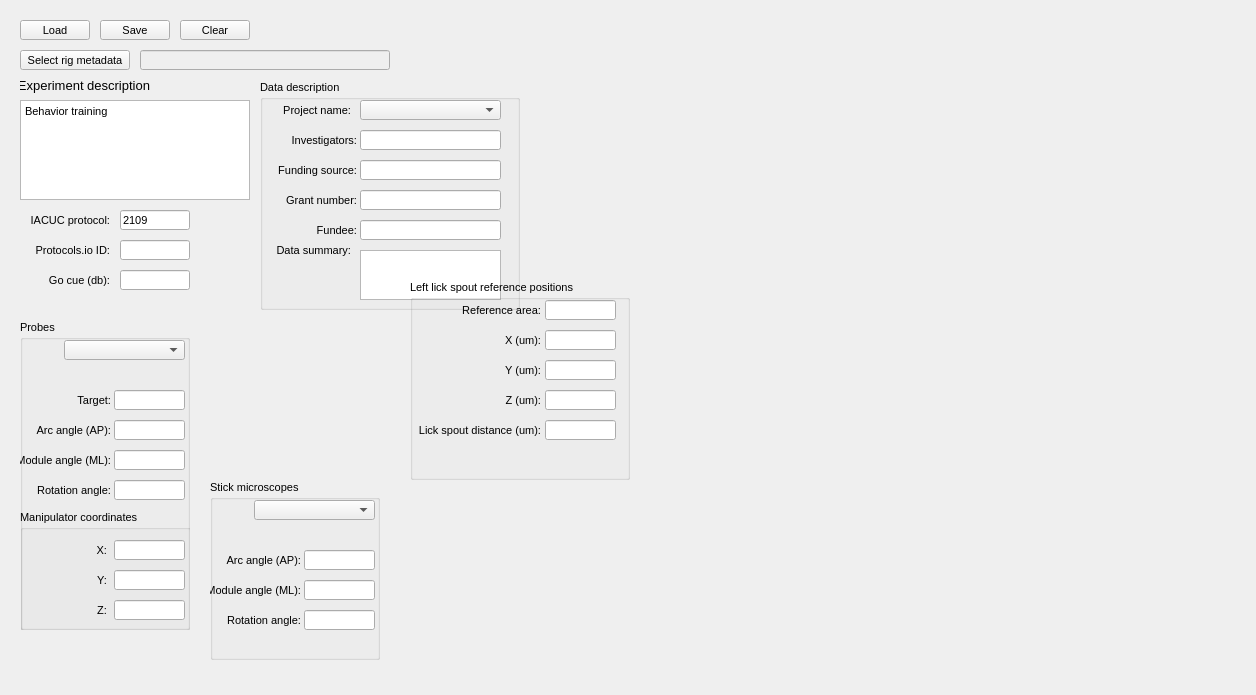
Above: src/foraging_gui/MetaData.ui from AllenNeuralDynamics/dynamic-foraging-task before the change. Below: the same form after it.
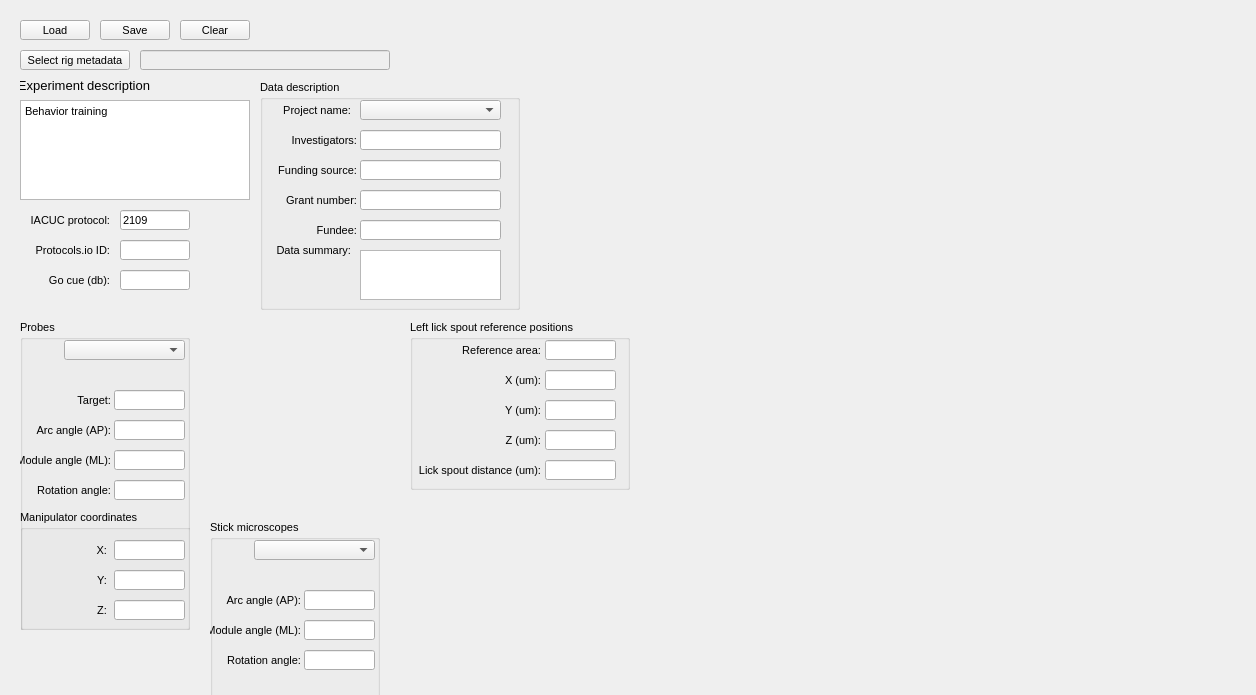
That is the form after the change.

```diff
--- a/src/foraging_gui/MetaData.ui
+++ b/src/foraging_gui/MetaData.ui
@@ -691,7 +691,7 @@
    <property name="geometry">
     <rect>
      <x>210</x>
-     <y>480</y>
+     <y>520</y>
      <width>170</width>
      <height>180</height>
     </rect>
@@ -1210,9 +1210,9 @@
    <property name="geometry">
     <rect>
      <x>410</x>
-     <y>280</y>
+     <y>320</y>
      <width>220</width>
-     <height>200</height>
+     <height>170</height>
     </rect>
    </property>
    <property name="title">
```
